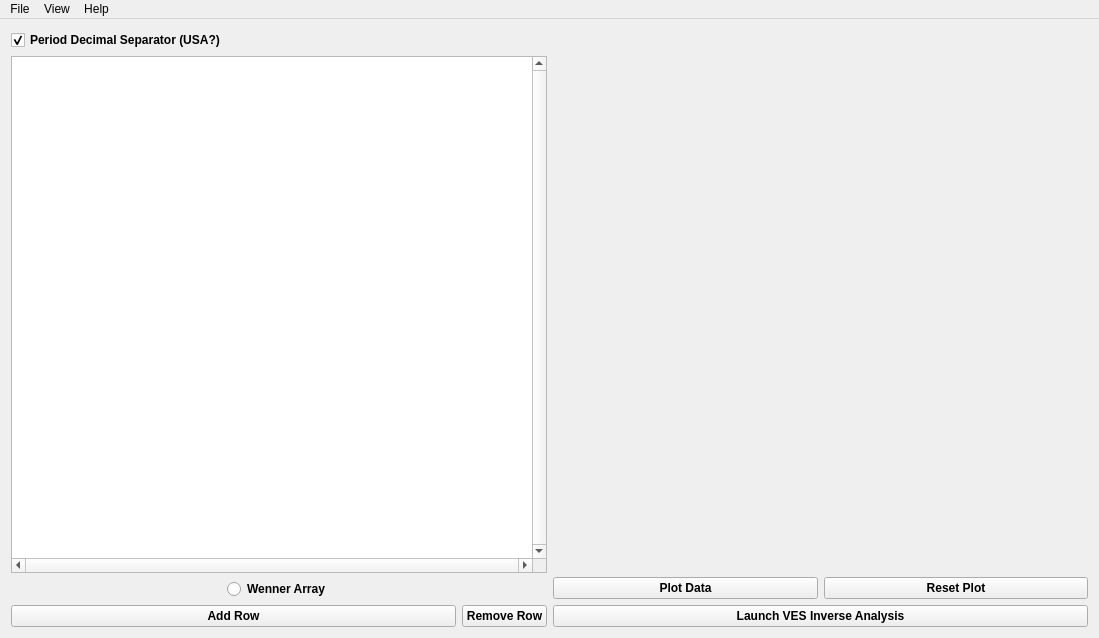
Qt form ves/templates/mainwindow.ui (ajoros/ves_ajoros) before a commit.
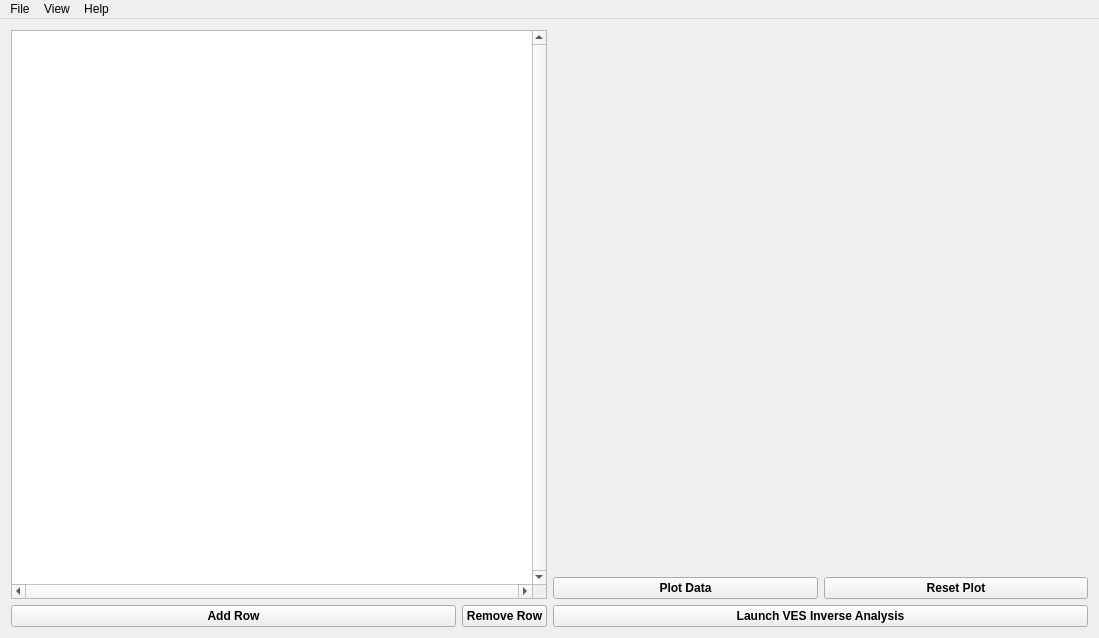
The same form after that commit.

Commit message: removed some print statements removed decimal separator checkbox

Diff of the .ui file:
```diff
--- a/ves/templates/mainwindow.ui
+++ b/ves/templates/mainwindow.ui
@@ -41,7 +41,7 @@
    <layout class="QGridLayout" name="gridLayout_2">
     <item row="0" column="0">
      <layout class="QGridLayout" name="gridLayout">
-      <item row="1" column="0" colspan="3">
+      <item row="0" column="0" colspan="3">
        <widget class="QTableView" name="tableViewWidget">
         <property name="enabled">
          <bool>true</bool>
@@ -113,32 +113,6 @@
         </property>
        </widget>
       </item>
-      <item row="0" column="0" colspan="3">
-       <widget class="QCheckBox" name="decimalCheckBox">
-        <property name="text">
-         <string>Period Decimal Separator (USA?)</string>
-        </property>
-        <property name="checked">
-         <bool>true</bool>
-        </property>
-       </widget>
-      </item>
-      <item row="2" column="0" colspan="3" alignment="Qt::AlignHCenter">
-       <widget class="QRadioButton" name="wennerRadioButton">
-        <property name="sizePolicy">
-         <sizepolicy hsizetype="Expanding" vsizetype="Fixed">
-          <horstretch>0</horstretch>
-          <verstretch>0</verstretch>
-         </sizepolicy>
-        </property>
-        <property name="toolTip">
-         <string>Use the Wenner Spacing in calculating depth to water</string>
-        </property>
-        <property name="text">
-         <string>Wenner Array</string>
-        </property>
-       </widget>
-      </item>
      </layout>
     </item>
     <item row="0" column="1">
```
Left out of the diff: 6 changed lines with no effect on the pictures. The commit also changes 2 other files.
